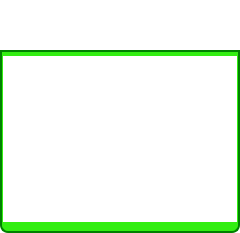
Above: GoTvApps/GoTvCommon/Forms/ActivityUploads.ui from brettrjones/gotvptop before the change. Below: the same form after it.
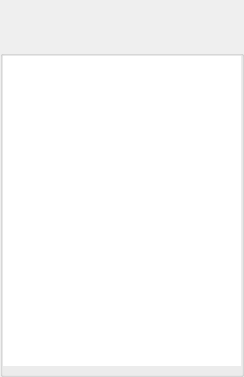
That is the form after the change. Custom widgets are drawn as their Qt base class.

What changed in the file:
```diff
--- a/GoTvApps/GoTvCommon/Forms/ActivityUploads.ui
+++ b/GoTvApps/GoTvCommon/Forms/ActivityUploads.ui
@@ -9,8 +9,8 @@
    <rect>
     <x>0</x>
     <y>0</y>
-    <width>240</width>
-    <height>233</height>
+    <width>244</width>
+    <height>377</height>
    </rect>
   </property>
   <property name="sizePolicy">
@@ -40,44 +40,6 @@
   <property name="toolTip">
    <string/>
   </property>
-  <property name="styleSheet">
-   <string notr="true">QDialog#UploadsDialog
-{   
-color: transparent;
-background-color: transparent;
-border: 1px solid transparent;
-border-radius: 8px; 
-}
-
-#ViewFilesTitleBox
-{   
-color: black;
-background-color: rgb(50,238,17);
-border: 2px solid green;
-border-top-left-radius: 8px; 
-border-top-right-radius: 8px;
-}
-
-#TitleLabel
-{   
-color: black;
-}
-
-#FileItemsBox
-{   
-background-color: rgb(50,238,17);
-border: 2px solid green;
-border-top-color: green; 
-border-bottom-left-radius: 8px; 
-border-bottom-right-radius: 8px;
-}
-
-#FileItemList
-{   
-background-color: white;
-border: 1px solid transparent;
-}</string>
-  </property>
   <layout class="QVBoxLayout" name="verticalLayout">
    <property name="spacing">
     <number>0</number>
@@ -174,6 +136,12 @@
    <header>TitleBarWidget.h</header>
    <container>1</container>
   </customwidget>
+  <customwidget>
+   <class>BottomBarWidget</class>
+   <extends>QWidget</extends>
+   <header location="global">BottomBarWidget.h</header>
+   <container>1</container>
+  </customwidget>
  </customwidgets>
  <resources/>
  <connections/>
```
Left out of the diff: 30 changed lines with no effect on the pictures.
